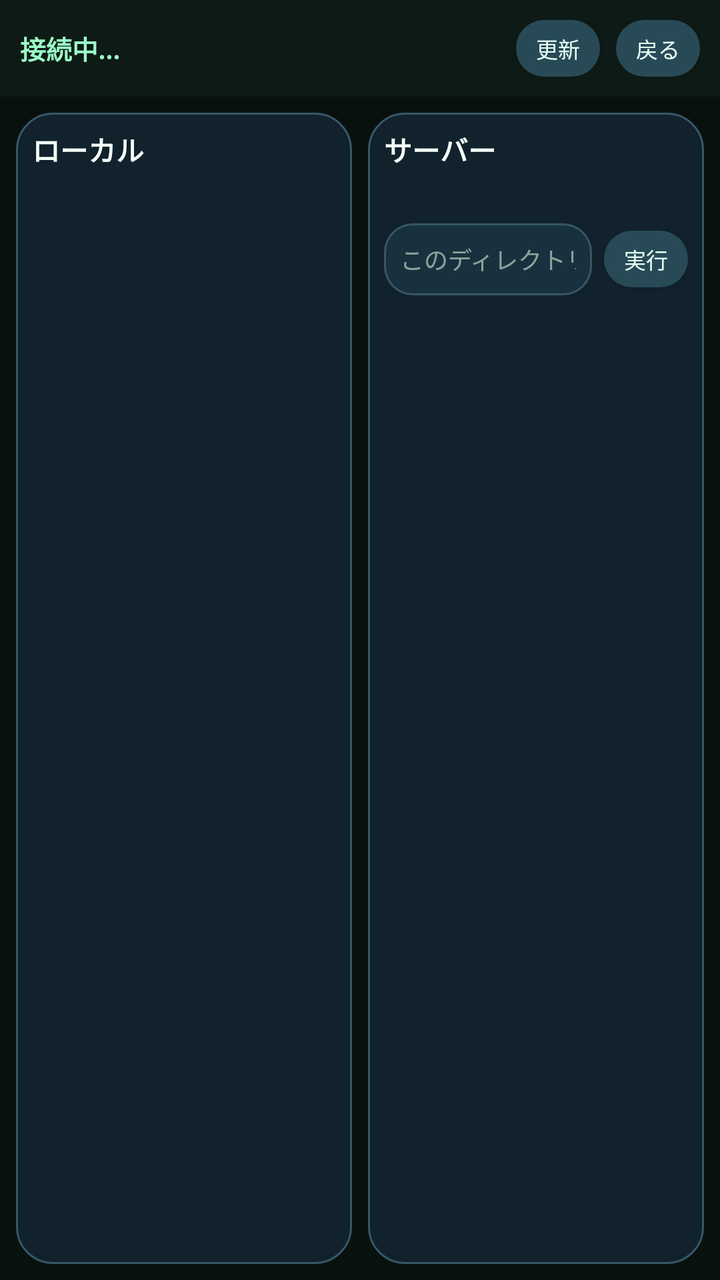
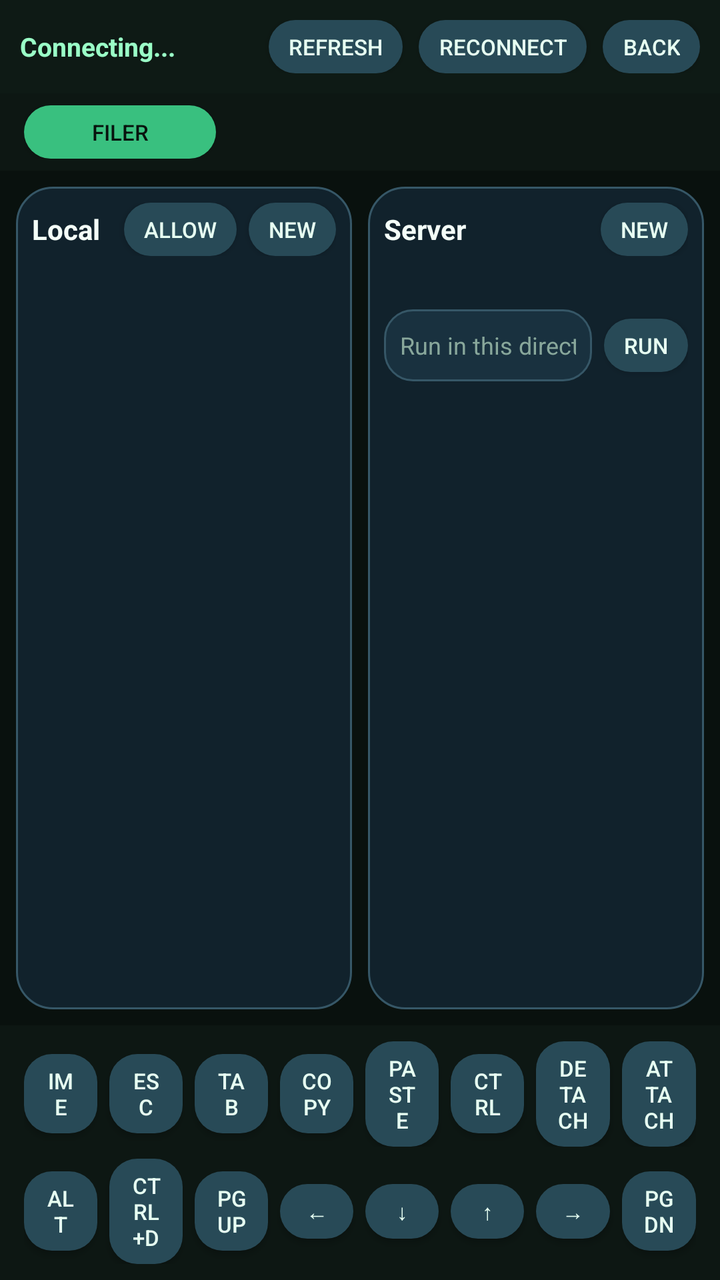

Two renders of the same Android screen: before a commit and after it. Below are the layout's source before the change and the commit's diff.
<!-- AndroidManifest.xml: application theme Theme.SshClientJr -->
<!-- res/layout/activity_filer.xml -->
<?xml version="1.0" encoding="utf-8"?>
<LinearLayout xmlns:android="http://schemas.android.com/apk/res/android"
    android:layout_width="match_parent"
    android:layout_height="match_parent"
    android:background="@color/terminal_bg"
    android:orientation="vertical">

    <LinearLayout
        android:layout_width="match_parent"
        android:layout_height="wrap_content"
        android:background="@color/terminal_top_bar"
        android:gravity="center_vertical"
        android:orientation="horizontal"
        android:padding="10dp">

        <TextView
            android:id="@+id/filerStatus"
            android:layout_width="0dp"
            android:layout_height="wrap_content"
            android:layout_weight="1"
            android:text="@string/status_connecting"
            android:textColor="@color/terminal_text"
            android:textSize="13sp"
            android:textStyle="bold" />

        <Button
            android:id="@+id/refreshButton"
            style="@style/TerminalKeyButton"
            android:background="@drawable/button_secondary"
            android:text="@string/action_refresh"
            android:textColor="@color/button_text_light" />

        <Button
            android:id="@+id/closeButton"
            style="@style/TerminalKeyButton"
            android:layout_marginStart="8dp"
            android:background="@drawable/button_secondary"
            android:text="@string/action_back"
            android:textColor="@color/button_text_light" />
    </LinearLayout>

    <LinearLayout
        android:layout_width="match_parent"
        android:layout_height="0dp"
        android:layout_weight="1"
        android:orientation="horizontal"
        android:padding="8dp">

        <LinearLayout
            android:layout_width="0dp"
            android:layout_height="match_parent"
            android:layout_marginEnd="4dp"
            android:layout_weight="1"
            android:background="@drawable/panel_surface"
            android:orientation="vertical"
            android:padding="8dp">

            <TextView
                android:layout_width="match_parent"
                android:layout_height="wrap_content"
                android:text="@string/local_panel_title"
                android:textColor="@color/text_primary"
                android:textSize="14sp"
                android:textStyle="bold" />

            <TextView
                android:id="@+id/localPathValue"
                android:layout_width="match_parent"
                android:layout_height="wrap_content"
                android:layout_marginTop="4dp"
                android:singleLine="true"
                android:textColor="@color/text_muted"
                android:textSize="11sp" />

            <ListView
                android:id="@+id/localList"
                android:layout_width="match_parent"
                android:layout_height="0dp"
                android:layout_marginTop="8dp"
                android:layout_weight="1"
                android:cacheColorHint="@android:color/transparent"
                android:divider="@color/surface_stroke"
                android:dividerHeight="1dp" />
        </LinearLayout>

        <LinearLayout
            android:layout_width="0dp"
            android:layout_height="match_parent"
            android:layout_marginStart="4dp"
            android:layout_weight="1"
            android:background="@drawable/panel_surface"
            android:orientation="vertical"
            android:padding="8dp">

            <TextView
                android:layout_width="match_parent"
                android:layout_height="wrap_content"
                android:text="@string/remote_panel_title"
                android:textColor="@color/text_primary"
                android:textSize="14sp"
                android:textStyle="bold" />

            <TextView
                android:id="@+id/remotePathValue"
                android:layout_width="match_parent"
                android:layout_height="wrap_content"
                android:layout_marginTop="4dp"
                android:singleLine="true"
                android:textColor="@color/text_muted"
                android:textSize="11sp" />

            <LinearLayout
                android:layout_width="match_parent"
                android:layout_height="wrap_content"
                android:layout_marginTop="8dp"
                android:gravity="center_vertical"
                android:orientation="horizontal">

                <EditText
                    android:id="@+id/remoteCommandInput"
                    android:layout_width="0dp"
                    android:layout_height="wrap_content"
                    android:layout_marginEnd="6dp"
                    android:layout_weight="1"
                    android:background="@drawable/field_surface"
                    android:hint="@string/hint_remote_command"
                    android:imeOptions="actionDone|flagNoExtractUi"
                    android:inputType="textVisiblePassword|textNoSuggestions"
                    android:minHeight="36dp"
                    android:padding="8dp"
                    android:singleLine="true"
                    android:textColor="@color/text_primary"
                    android:textColorHint="@color/text_hint"
                    android:textSize="12sp" />

                <Button
                    android:id="@+id/runCommandButton"
                    style="@style/TerminalKeyButton"
                    android:background="@drawable/button_secondary"
                    android:text="@string/action_run"
                    android:textColor="@color/button_text_light" />
            </LinearLayout>

            <ListView
                android:id="@+id/remoteList"
                android:layout_width="match_parent"
                android:layout_height="0dp"
                android:layout_marginTop="8dp"
                android:layout_weight="1"
                android:cacheColorHint="@android:color/transparent"
                android:divider="@color/surface_stroke"
                android:dividerHeight="1dp" />
        </LinearLayout>
    </LinearLayout>
</LinearLayout>
<!-- resources referenced by this layout -->
<resources>
  <color name="button_text_light">#E7FFF2</color>
  <color name="surface_stroke">#365767</color>
  <color name="terminal_bg">#09110E</color>
  <color name="terminal_text">#9AFFC7</color>
  <color name="terminal_top_bar">#0E1A15</color>
  <color name="text_hint">#88A79B</color>
  <color name="text_muted">#B7D0C3</color>
  <color name="text_primary">#F4FFF8</color>
  <!-- drawable button_secondary (drawable) -->
  <?xml version="1.0" encoding="utf-8"?>
  <selector xmlns:android="http://schemas.android.com/apk/res/android">
      <item android:state_enabled="false">
          <shape>
              <solid android:color="#445B6670" />
              <corners android:radius="14dp" />
          </shape>
      </item>
      <item>
          <shape>
              <solid android:color="@color/secondary_button" />
              <corners android:radius="14dp" />
          </shape>
      </item>
  </selector>
  <!-- drawable field_surface (drawable) -->
  <?xml version="1.0" encoding="utf-8"?>
  <shape xmlns:android="http://schemas.android.com/apk/res/android">
      <solid android:color="@color/field_surface" />
      <corners android:radius="14dp" />
      <stroke
          android:width="1dp"
          android:color="@color/surface_stroke" />
  </shape>
  <!-- drawable panel_surface (drawable) -->
  <?xml version="1.0" encoding="utf-8"?>
  <shape xmlns:android="http://schemas.android.com/apk/res/android">
      <solid android:color="@color/surface" />
      <corners android:radius="18dp" />
      <stroke
          android:width="1dp"
          android:color="@color/surface_stroke" />
  </shape>
  <string name="action_back">戻る</string>
  <string name="action_refresh">更新</string>
  <string name="action_run">実行</string>
  <string name="hint_remote_command">このディレクトリで実行</string>
  <string name="local_panel_title">ローカル</string>
  <string name="remote_panel_title">サーバー</string>
  <string name="status_connecting">接続中...</string>
  <style name="Theme.SshClientJr" parent="@android:style/Theme.Material.Light.NoActionBar">
          <item name="android:statusBarColor">@android:color/transparent</item>
          <item name="android:windowBackground">@android:color/black</item>
          <item name="android:windowContentTransitions">false</item>
      </style>
  <color name="secondary_button">#284A57</color>
  <color name="field_surface">#E61A3342</color>
  <color name="surface">#CC132734</color>
  <!-- unchanged entries left out for length: 1 -->
</resources>

<!-- the commit's change to res/layout/activity_filer.xml (unified diff, before → after) -->
@@ -3,9 +3,11 @@
     android:layout_width="match_parent"
     android:layout_height="match_parent"
     android:background="@color/terminal_bg"
+    android:fitsSystemWindows="true"
     android:orientation="vertical">
 
     <LinearLayout
+        android:id="@+id/filerTopBar"
         android:layout_width="match_parent"
         android:layout_height="wrap_content"
         android:background="@color/terminal_top_bar"
@@ -31,6 +33,14 @@
             android:textColor="@color/button_text_light" />
 
         <Button
+            android:id="@+id/reconnectButton"
+            style="@style/TerminalKeyButton"
+            android:layout_marginStart="8dp"
+            android:background="@drawable/button_secondary"
+            android:text="@string/action_reconnect"
+            android:textColor="@color/button_text_light" />
+
+        <Button
             android:id="@+id/closeButton"
             style="@style/TerminalKeyButton"
             android:layout_marginStart="8dp"
@@ -40,6 +50,43 @@
     </LinearLayout>
 
     <LinearLayout
+        android:layout_width="match_parent"
+        android:layout_height="wrap_content"
+        android:background="@color/terminal_bottom_bar"
+        android:gravity="center_vertical"
+        android:orientation="horizontal"
+        android:paddingBottom="6dp"
+        android:paddingLeft="12dp"
+        android:paddingRight="12dp"
+        android:paddingTop="6dp">
+
+        <Button
+            android:id="@+id/filerTabButton"
+            style="@style/TerminalKeyButton"
+            android:layout_width="96dp"
+            android:layout_marginEnd="6dp"
+            android:background="@drawable/button_primary"
+            android:text="@string/action_filer_tab"
+            android:textColor="@color/button_text" />
+
+        <HorizontalScrollView
+            android:layout_width="0dp"
+            android:layout_height="wrap_content"
+            android:layout_weight="1"
+            android:fillViewport="false"
+            android:scrollbars="none">
+
+            <LinearLayout
+                android:id="@+id/shellTabsContainer"
+                android:layout_width="wrap_content"
+                android:layout_height="wrap_content"
+                android:gravity="center_vertical"
+                android:orientation="horizontal" />
+        </HorizontalScrollView>
+    </LinearLayout>
+
+    <LinearLayout
+        android:id="@+id/filerPanel"
         android:layout_width="match_parent"
         android:layout_height="0dp"
         android:layout_weight="1"
@@ -55,13 +102,36 @@
             android:orientation="vertical"
             android:padding="8dp">
 
-            <TextView
-                android:layout_width="match_parent"
-                android:layout_height="wrap_content"
-                android:text="@string/local_panel_title"
-                android:textColor="@color/text_primary"
-                android:textSize="14sp"
-                android:textStyle="bold" />
+            <LinearLayout
+                android:layout_width="match_parent"
+                android:layout_height="wrap_content"
+                android:gravity="center_vertical"
+                android:orientation="horizontal">
+
+                <TextView
+                    android:layout_width="0dp"
+                    android:layout_height="wrap_content"
+                    android:layout_weight="1"
+                    android:text="@string/local_panel_title"
+                    android:textColor="@color/text_primary"
+                    android:textSize="14sp"
+                    android:textStyle="bold" />
+
+                <Button
+                    android:id="@+id/localPermissionButton"
+                    style="@style/TerminalKeyButton"
+                    android:background="@drawable/button_secondary"
+                    android:text="@string/action_local_permission"
+                    android:textColor="@color/button_text_light" />
+
+                <Button
+                    android:id="@+id/localNewFileButton"
+                    style="@style/TerminalKeyButton"
+                    android:layout_marginStart="6dp"
+                    android:background="@drawable/button_secondary"
+                    android:text="@string/action_new_file"
+                    android:textColor="@color/button_text_light" />
+            </LinearLayout>
 
             <TextView
                 android:id="@+id/localPathValue"
@@ -92,13 +162,28 @@
             android:orientation="vertical"
             android:padding="8dp">
 
-            <TextView
-                android:layout_width="match_parent"
-                android:layout_height="wrap_content"
-                android:text="@string/remote_panel_title"
-                android:textColor="@color/text_primary"
-                android:textSize="14sp"
-                android:textStyle="bold" />
+            <LinearLayout
+                android:layout_width="match_parent"
+                android:layout_height="wrap_content"
+                android:gravity="center_vertical"
+                android:orientation="horizontal">
+
+                <TextView
+                    android:layout_width="0dp"
+                    android:layout_height="wrap_content"
+                    android:layout_weight="1"
+                    android:text="@string/remote_panel_title"
+                    android:textColor="@color/text_primary"
+                    android:textSize="14sp"
+                    android:textStyle="bold" />
+
+                <Button
+                    android:id="@+id/remoteNewFileButton"
+                    style="@style/TerminalKeyButton"
+                    android:background="@drawable/button_secondary"
+                    android:text="@string/action_new_file"
+                    android:textColor="@color/button_text_light" />
+            </LinearLayout>
 
             <TextView
                 android:id="@+id/remotePathValue"
@@ -125,7 +210,7 @@
                     android:background="@drawable/field_surface"
                     android:hint="@string/hint_remote_command"
                     android:imeOptions="actionDone|flagNoExtractUi"
-                    android:inputType="textVisiblePassword|textNoSuggestions"
+                    android:inputType="text"
                     android:minHeight="36dp"
                     android:padding="8dp"
                     android:singleLine="true"
@@ -152,4 +237,237 @@
                 android:dividerHeight="1dp" />
         </LinearLayout>
     </LinearLayout>
+
+    <LinearLayout
+        android:id="@+id/shellPanel"
+        android:layout_width="match_parent"
+        android:layout_height="0dp"
+        android:layout_weight="1"
+        android:background="@color/terminal_bg"
+        android:orientation="vertical"
+        android:visibility="gone">
+
+        <FrameLayout
+            android:id="@+id/shellViewContainer"
+            android:layout_width="match_parent"
+            android:layout_height="0dp"
+            android:layout_weight="1" />
+    </LinearLayout>
+
+    <LinearLayout
+        android:id="@+id/filerShellKeyBar"
+        android:layout_width="match_parent"
+        android:layout_height="wrap_content"
+        android:background="@color/terminal_bottom_bar"
+        android:orientation="vertical"
+        android:paddingBottom="8dp"
+        android:paddingLeft="12dp"
+        android:paddingRight="12dp"
+        android:paddingTop="8dp">
+
+            <LinearLayout
+                android:layout_width="match_parent"
+                android:layout_height="wrap_content"
+                android:gravity="center_vertical"
+                android:orientation="horizontal"
+                android:weightSum="8">
+
+                <Button
+                    android:id="@+id/filerShellKeyboardButton"
+                    style="@style/TerminalKeyButton"
+                    android:layout_width="0dp"
+                    android:layout_marginEnd="6dp"
+                    android:layout_weight="1"
+                    android:background="@drawable/button_secondary"
+                    android:text="@string/action_keyboard"
+                    android:textColor="@color/button_text_light" />
+
+                <Button
+                    android:id="@+id/filerShellEscButton"
+                    style="@style/TerminalKeyButton"
+                    android:layout_width="0dp"
+                    android:layout_marginEnd="6dp"
+                    android:layout_weight="1"
+                    android:background="@drawable/button_secondary"
+                    android:text="@string/action_esc"
+                    android:textColor="@color/button_text_light" />
+
+                <Button
+                    android:id="@+id/filerShellTabKeyButton"
+                    style="@style/TerminalKeyButton"
+                    android:layout_width="0dp"
+                    android:layout_marginEnd="6dp"
+                    android:layout_weight="1"
+                    android:background="@drawable/button_secondary"
+                    android:text="@string/action_tab"
+                    android:textColor="@color/button_text_light" />
+
+                <Button
+                    android:id="@+id/filerShellCopyButton"
+                    style="@style/TerminalKeyButton"
+                    android:layout_width="0dp"
+                    android:layout_marginEnd="6dp"
+                    android:layout_weight="1"
+                    android:background="@drawable/button_secondary"
+                    android:text="@string/action_copy"
+                    android:textColor="@color/button_text_light" />
+
+                <Button
+                    android:id="@+id/filerShellPasteButton"
+                    style="@style/TerminalKeyButton"
+                    android:layout_width="0dp"
+                    android:layout_marginEnd="6dp"
+                    android:layout_weight="1"
+                    android:background="@drawable/button_secondary"
+                    android:text="@string/action_paste"
+                    android:textColor="@color/button_text_light" />
+
+                <Button
+                    android:id="@+id/filerShellCtrlButton"
+                    style="@style/TerminalKeyButton"
+                    android:layout_width="0dp"
+                    android:layout_marginEnd="6dp"
+                    android:layout_weight="1"
+                    android:background="@drawable/button_secondary"
+                    android:text="@string/action_ctrl"
+                    android:textColor="@color/button_text_light" />
+
+                <Button
+                    android:id="@+id/filerShellDetachButton"
+                    style="@style/TerminalKeyButton"
+                    android:layout_width="0dp"
+                    android:layout_marginEnd="6dp"
+                    android:layout_weight="1"
+                    android:background="@drawable/button_secondary"
+                    android:text="@string/action_detach"
+                    android:textColor="@color/button_text_light" />
+
+                <Button
+                    android:id="@+id/filerShellAttachButton"
+                    style="@style/TerminalKeyButton"
+                    android:layout_width="0dp"
+                    android:layout_weight="1"
+                    android:background="@drawable/button_secondary"
+                    android:text="@string/action_attach"
+                    android:textColor="@color/button_text_light" />
+            </LinearLayout>
+
+            <LinearLayout
+                android:layout_width="match_parent"
+                android:layout_height="wrap_content"
+                android:layout_marginTop="6dp"
+                android:gravity="center_vertical"
+                android:orientation="horizontal"
+                android:weightSum="8">
+
+                <Button
+                    android:id="@+id/filerShellAltButton"
+                    style="@style/TerminalKeyButton"
+                    android:layout_width="0dp"
+                    android:layout_marginEnd="6dp"
+                    android:layout_weight="1"
+                    android:background="@drawable/button_secondary"
+                    android:text="@string/action_alt"
+                    android:textColor="@color/button_text_light" />
+
+                <Button
+                    android:id="@+id/filerShellCtrlDButton"
+                    style="@style/TerminalKeyButton"
+                    android:layout_width="0dp"
+                    android:layout_marginEnd="6dp"
+                    android:layout_weight="1"
+                    android:background="@drawable/button_secondary"
+                    android:text="@string/action_ctrl_d"
+                    android:textColor="@color/button_text_light" />
+
+                <Button
+                    android:id="@+id/filerShellPageUpButton"
+                    style="@style/TerminalKeyButton"
+                    android:layout_width="0dp"
+                    android:layout_marginEnd="6dp"
+                    android:layout_weight="1"
+                    android:background="@drawable/button_secondary"
+                    android:text="@string/action_page_up"
+                    android:textColor="@color/button_text_light" />
+
+                <Button
+                    android:id="@+id/filerShellLeftButton"
+                    style="@style/TerminalKeyButton"
+                    android:layout_width="0dp"
+                    android:layout_marginEnd="6dp"
+                    android:layout_weight="1"
+                    android:background="@drawable/button_secondary"
+                    android:text="@string/action_left"
+                    android:textColor="@color/button_text_light" />
+
+                <Button
+                    android:id="@+id/filerShellDownButton"
+                    style="@style/TerminalKeyButton"
+                    android:layout_width="0dp"
+                    android:layout_marginEnd="6dp"
+                    android:layout_weight="1"
+                    android:background="@drawable/button_secondary"
+                    android:text="@string/action_down"
+                    android:textColor="@color/button_text_light" />
+
+                <Button
+                    android:id="@+id/filerShellUpButton"
+                    style="@style/TerminalKeyButton"
+                    android:layout_width="0dp"
+                    android:layout_marginEnd="6dp"
+                    android:layout_weight="1"
+                    android:background="@drawable/button_secondary"
+                    android:text="@string/action_up"
+                    android:textColor="@color/button_text_light" />
+
+                <Button
+                    android:id="@+id/filerShellRightButton"
+                    style="@style/TerminalKeyButton"
+                    android:layout_width="0dp"
+                    android:layout_weight="1"
+                    android:background="@drawable/button_secondary"
+                    android:text="@string/action_right"
+                    android:textColor="@color/button_text_light" />
+
+                <Button
+                    android:id="@+id/filerShellPageDownButton"
+                    style="@style/TerminalKeyButton"
+                    android:layout_width="0dp"
+                    android:layout_marginStart="6dp"
+                    android:layout_weight="1"
+                    android:background="@drawable/button_secondary"
+                    android:text="@string/action_page_down"
+                    android:textColor="@color/button_text_light" />
+            </LinearLayout>
+    </LinearLayout>
+
+    <LinearLayout
+        android:id="@+id/transferProgressPanel"
+        android:layout_width="match_parent"
+        android:layout_height="wrap_content"
+        android:background="@color/terminal_bottom_bar"
+        android:orientation="vertical"
+        android:paddingBottom="8dp"
+        android:paddingLeft="12dp"
+        android:paddingRight="12dp"
+        android:paddingTop="8dp"
+        android:visibility="gone">
+
+        <TextView
+            android:id="@+id/transferProgressText"
+            android:layout_width="match_parent"
+            android:layout_height="wrap_content"
+            android:textColor="@color/text_primary"
+            android:textSize="12sp" />
+
+        <ProgressBar
+            android:id="@+id/transferProgressBar"
+            style="?android:attr/progressBarStyleHorizontal"
+            android:layout_width="match_parent"
+            android:layout_height="wrap_content"
+            android:layout_marginTop="4dp"
+            android:indeterminate="false"
+            android:max="100"
+            android:progress="0" />
+    </LinearLayout>
 </LinearLayout>
<!-- resource entries referenced after the edit -->
@@ -1,13 +1,31 @@
 <!-- resources referenced by this layout -->
 <resources>
+  <color name="button_text">#08130E</color>
   <color name="button_text_light">#E7FFF2</color>
   <color name="surface_stroke">#365767</color>
   <color name="terminal_bg">#09110E</color>
+  <color name="terminal_bottom_bar">#0D1713</color>
   <color name="terminal_text">#9AFFC7</color>
   <color name="terminal_top_bar">#0E1A15</color>
   <color name="text_hint">#88A79B</color>
   <color name="text_muted">#B7D0C3</color>
   <color name="text_primary">#F4FFF8</color>
+  <!-- drawable button_primary (drawable) -->
+  <?xml version="1.0" encoding="utf-8"?>
+  <selector xmlns:android="http://schemas.android.com/apk/res/android">
+      <item android:state_enabled="false">
+          <shape>
+              <solid android:color="#668E9F96" />
+              <corners android:radius="14dp" />
+          </shape>
+      </item>
+      <item>
+          <shape>
+              <solid android:color="@color/primary_button" />
+              <corners android:radius="14dp" />
+          </shape>
+      </item>
+  </selector>
   <!-- drawable button_secondary (drawable) -->
   <?xml version="1.0" encoding="utf-8"?>
   <selector xmlns:android="http://schemas.android.com/apk/res/android">
@@ -42,18 +60,39 @@
           android:width="1dp"
           android:color="@color/surface_stroke" />
   </shape>
-  <string name="action_back">戻る</string>
-  <string name="action_refresh">更新</string>
-  <string name="action_run">実行</string>
-  <string name="hint_remote_command">このディレクトリで実行</string>
-  <string name="local_panel_title">ローカル</string>
-  <string name="remote_panel_title">サーバー</string>
-  <string name="status_connecting">接続中...</string>
+  <string name="action_alt">Alt</string>
+  <string name="action_attach">Attach</string>
+  <string name="action_back">Back</string>
+  <string name="action_copy">Copy</string>
+  <string name="action_ctrl">Ctrl</string>
+  <string name="action_ctrl_d">Ctrl+D</string>
+  <string name="action_detach">Detach</string>
+  <string name="action_down">↓</string>
+  <string name="action_esc">Esc</string>
+  <string name="action_filer_tab">Filer</string>
+  <string name="action_keyboard">IME</string>
+  <string name="action_left">←</string>
+  <string name="action_local_permission">Allow</string>
+  <string name="action_new_file">New</string>
+  <string name="action_page_down">PgDn</string>
+  <string name="action_page_up">PgUp</string>
+  <string name="action_paste">Paste</string>
+  <string name="action_reconnect">Reconnect</string>
+  <string name="action_refresh">Refresh</string>
+  <string name="action_right">→</string>
+  <string name="action_run">Run</string>
+  <string name="action_tab">Tab</string>
+  <string name="action_up">↑</string>
+  <string name="hint_remote_command">Run in this directory</string>
+  <string name="local_panel_title">Local</string>
+  <string name="remote_panel_title">Server</string>
+  <string name="status_connecting">Connecting...</string>
   <style name="Theme.SshClientJr" parent="@android:style/Theme.Material.Light.NoActionBar">
-          <item name="android:statusBarColor">@android:color/transparent</item>
+          <item name="android:statusBarColor">@color/terminal_bg</item>
           <item name="android:windowBackground">@android:color/black</item>
           <item name="android:windowContentTransitions">false</item>
       </style>
+  <color name="primary_button">#39C07F</color>
   <color name="secondary_button">#284A57</color>
   <color name="field_surface">#E61A3342</color>
   <color name="surface">#CC132734</color>
